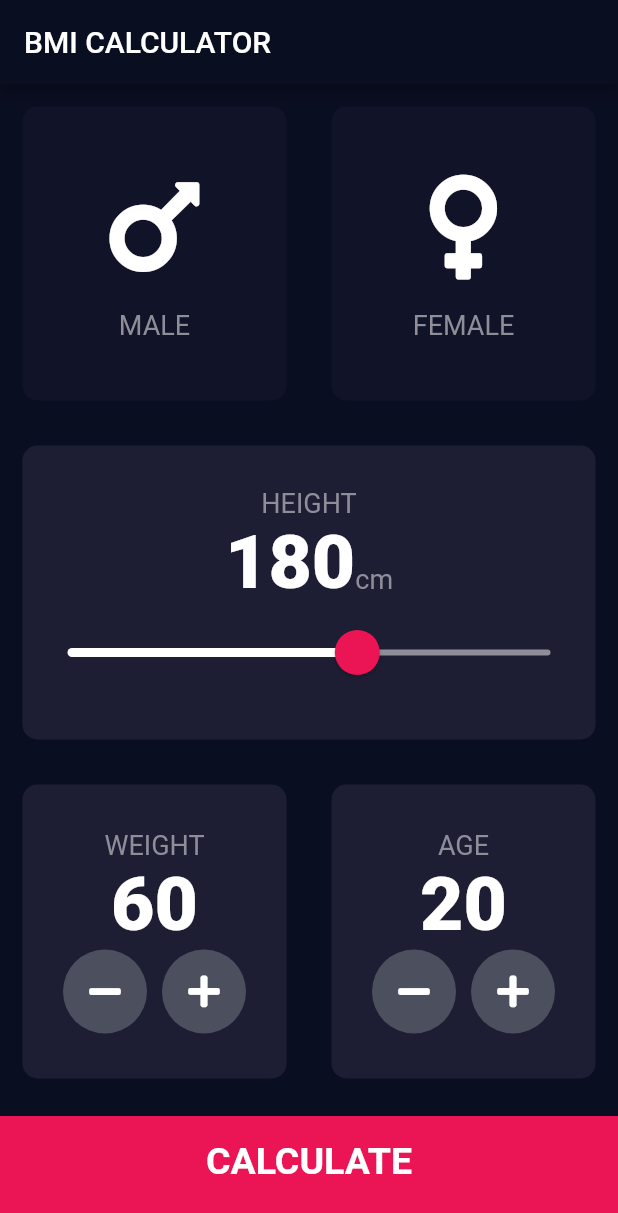
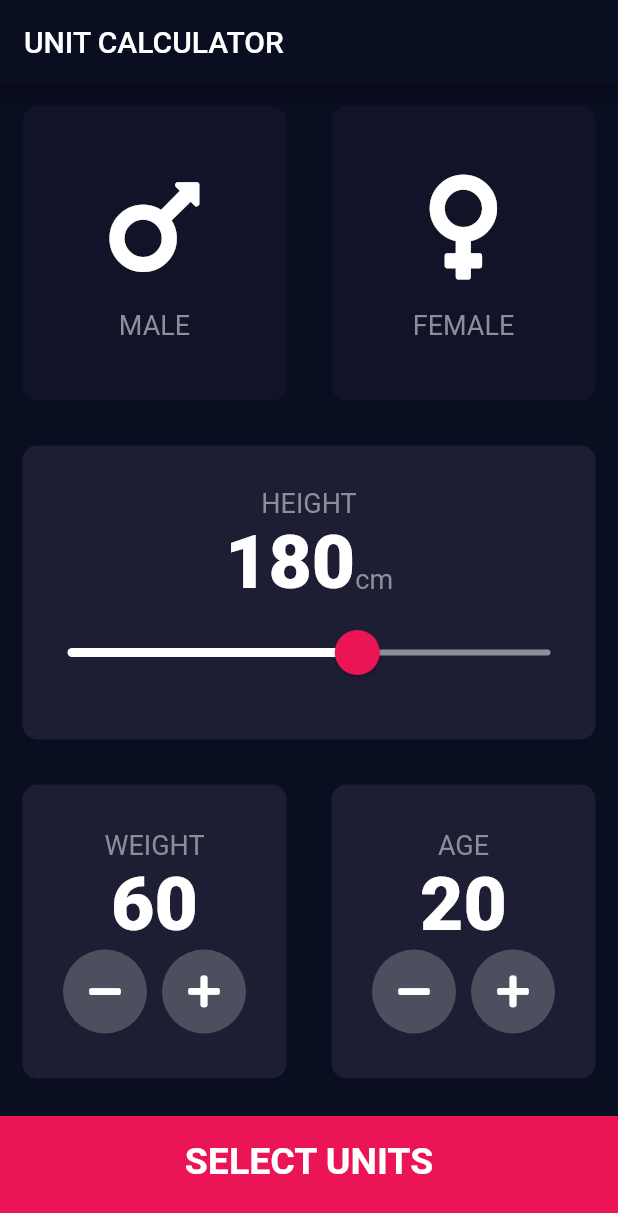
Before and after one commit to alpiepho/unit_calculator, a Flutter app: the screen it shows after launch, on a phone screen of 412 x 824 dp. Shown: the top 1213 px of the screen. Run offline on Flutter 3.47's test engine with Material 2 defaults, Android fonts, the phone set to English and light mode, and no system bars; our stand-ins replace font_awesome_flutter.

Commit message:
set max width on input page; changed title and button label

```diff
--- a/lib/screens/input_page.dart
+++ b/lib/screens/input_page.dart
@@ -28,9 +28,12 @@ class _InputPageState extends State<InputPage> {
   Widget build(BuildContext context) {
     return Scaffold(
       appBar: AppBar(
-        title: Text('BMI CALCULATOR'),
+        title: Text('UNIT CALCULATOR'),
       ),
-      body: Column(
+      body: Center(
+        child: Container(
+          width: 600,
+          child: Column(
             crossAxisAlignment: CrossAxisAlignment.stretch,
             children: <Widget>[
               Expanded(
@@ -212,7 +215,7 @@ class _InputPageState extends State<InputPage> {
                 ),
               ),
               BottomButton(
-            buttonTitle: 'CALCULATE',
+                buttonTitle: 'SELECT UNITS',
                 onTap: () {
                   CalculatorBrain calc =
                       CalculatorBrain(height: height, weight: weight);
@@ -231,6 +234,8 @@ class _InputPageState extends State<InputPage> {
               ),
             ],
           ),
+        ),
+      ),
     );
   }
 }
```
Lines whose indentation alone changed are shown as unchanged.
